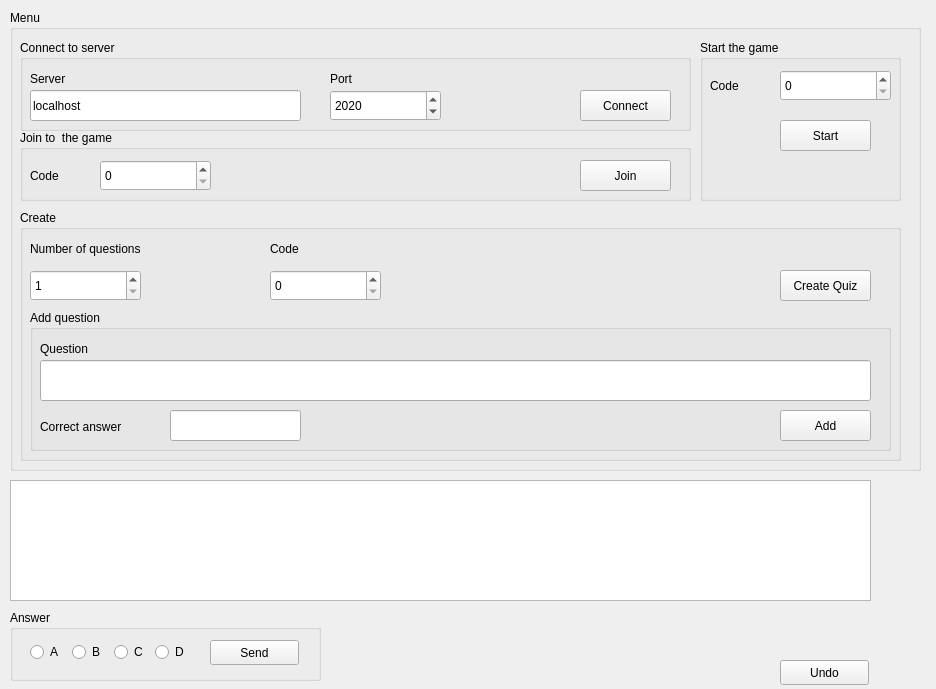
The window that kahoot/client.ui (filip20121/SK2_kahoot) describes before a commit, drawn with Qt 5.
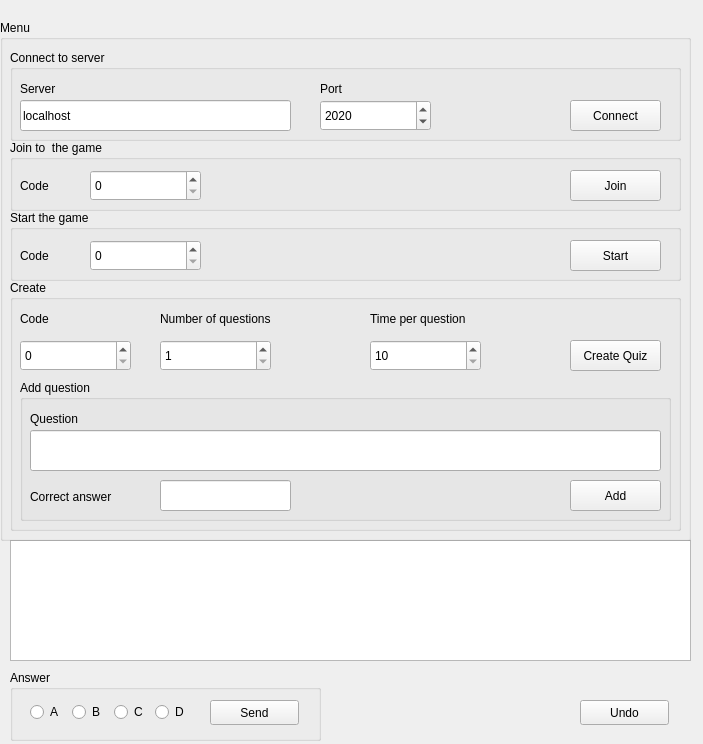
The same window after the commit.

The edit to the form file:
```diff
--- a/kahoot/client.ui
+++ b/kahoot/client.ui
@@ -6,8 +6,8 @@
    <rect>
     <x>0</x>
     <y>0</y>
-    <width>936</width>
-    <height>689</height>
+    <width>703</width>
+    <height>744</height>
    </rect>
   </property>
   <property name="windowTitle">
@@ -17,8 +17,8 @@
    <property name="geometry">
     <rect>
      <x>10</x>
-     <y>480</y>
-     <width>861</width>
+     <y>540</y>
+     <width>681</width>
      <height>121</height>
     </rect>
    </property>
@@ -27,7 +27,7 @@
    <property name="geometry">
     <rect>
      <x>10</x>
-     <y>610</y>
+     <y>670</y>
      <width>311</width>
      <height>71</height>
     </rect>
@@ -92,10 +92,10 @@
   <widget class="QGroupBox" name="connectMenu">
    <property name="geometry">
     <rect>
-     <x>10</x>
-     <y>10</y>
-     <width>911</width>
-     <height>461</height>
+     <x>0</x>
+     <y>20</y>
+     <width>691</width>
+     <height>521</height>
     </rect>
    </property>
    <property name="title">
@@ -105,8 +105,8 @@
     <property name="geometry">
      <rect>
       <x>10</x>
-      <y>200</y>
-      <width>881</width>
+      <y>260</y>
+      <width>671</width>
       <height>251</height>
      </rect>
     </property>
@@ -116,7 +116,7 @@
     <widget class="QPushButton" name="create">
      <property name="geometry">
       <rect>
-       <x>760</x>
+       <x>560</x>
        <y>60</y>
        <width>91</width>
        <height>31</height>
@@ -129,7 +129,7 @@
     <widget class="QSpinBox" name="code">
      <property name="geometry">
       <rect>
-       <x>250</x>
+       <x>10</x>
        <y>60</y>
        <width>111</width>
        <height>31</height>
@@ -154,7 +154,7 @@
     <widget class="QLabel" name="label_5">
      <property name="geometry">
       <rect>
-       <x>250</x>
+       <x>10</x>
        <y>30</y>
        <width>67</width>
        <height>17</height>
@@ -167,7 +167,7 @@
     <widget class="QSpinBox" name="numOfQuest">
      <property name="geometry">
       <rect>
-       <x>10</x>
+       <x>150</x>
        <y>60</y>
        <width>111</width>
        <height>31</height>
@@ -195,7 +195,7 @@
     <widget class="QLabel" name="label_6">
      <property name="geometry">
       <rect>
-       <x>10</x>
+       <x>150</x>
        <y>30</y>
        <width>161</width>
        <height>17</height>
@@ -210,7 +210,7 @@
       <rect>
        <x>10</x>
        <y>100</y>
-       <width>861</width>
+       <width>651</width>
        <height>141</height>
       </rect>
      </property>
@@ -220,7 +220,7 @@
      <widget class="QPushButton" name="add">
       <property name="geometry">
        <rect>
-        <x>750</x>
+        <x>550</x>
         <y>100</y>
         <width>91</width>
         <height>31</height>
@@ -235,7 +235,7 @@
        <rect>
         <x>10</x>
         <y>50</y>
-        <width>831</width>
+        <width>631</width>
         <height>41</height>
        </rect>
       </property>
@@ -283,6 +283,47 @@
       </property>
      </widget>
     </widget>
+    <widget class="QSpinBox" name="time">
+     <property name="geometry">
+      <rect>
+       <x>360</x>
+       <y>60</y>
+       <width>111</width>
+       <height>31</height>
+      </rect>
+     </property>
+     <property name="minimumSize">
+      <size>
+       <width>111</width>
+       <height>31</height>
+      </size>
+     </property>
+     <property name="toolTip">
+      <string>&lt;html&gt;&lt;head/&gt;&lt;body&gt;&lt;p&gt;&lt;br/&gt;&lt;/p&gt;&lt;/body&gt;&lt;/html&gt;</string>
+     </property>
+     <property name="minimum">
+      <number>10</number>
+     </property>
+     <property name="maximum">
+      <number>60</number>
+     </property>
+     <property name="singleStep">
+      <number>5</number>
+     </property>
+    </widget>
+    <widget class="QLabel" name="label_11">
+     <property name="geometry">
+      <rect>
+       <x>360</x>
+       <y>30</y>
+       <width>131</width>
+       <height>17</height>
+      </rect>
+     </property>
+     <property name="text">
+      <string>Time per question</string>
+     </property>
+    </widget>
    </widget>
    <widget class="QGroupBox" name="connect">
     <property name="geometry">
@@ -444,10 +485,10 @@
    <widget class="QGroupBox" name="start_game">
     <property name="geometry">
      <rect>
-      <x>690</x>
-      <y>30</y>
-      <width>201</width>
-      <height>161</height>
+      <x>10</x>
+      <y>190</y>
+      <width>671</width>
+      <height>71</height>
      </rect>
     </property>
     <property name="title">
@@ -494,8 +535,8 @@
     <widget class="QPushButton" name="startButton">
      <property name="geometry">
       <rect>
-       <x>80</x>
-       <y>80</y>
+       <x>560</x>
+       <y>30</y>
        <width>91</width>
        <height>31</height>
       </rect>
@@ -509,8 +550,8 @@
   <widget class="QPushButton" name="undoButton">
    <property name="geometry">
     <rect>
-     <x>780</x>
-     <y>660</y>
+     <x>580</x>
+     <y>700</y>
      <width>89</width>
      <height>25</height>
     </rect>
```
Left out of the diff: 3 changed lines with no effect on the pictures.
